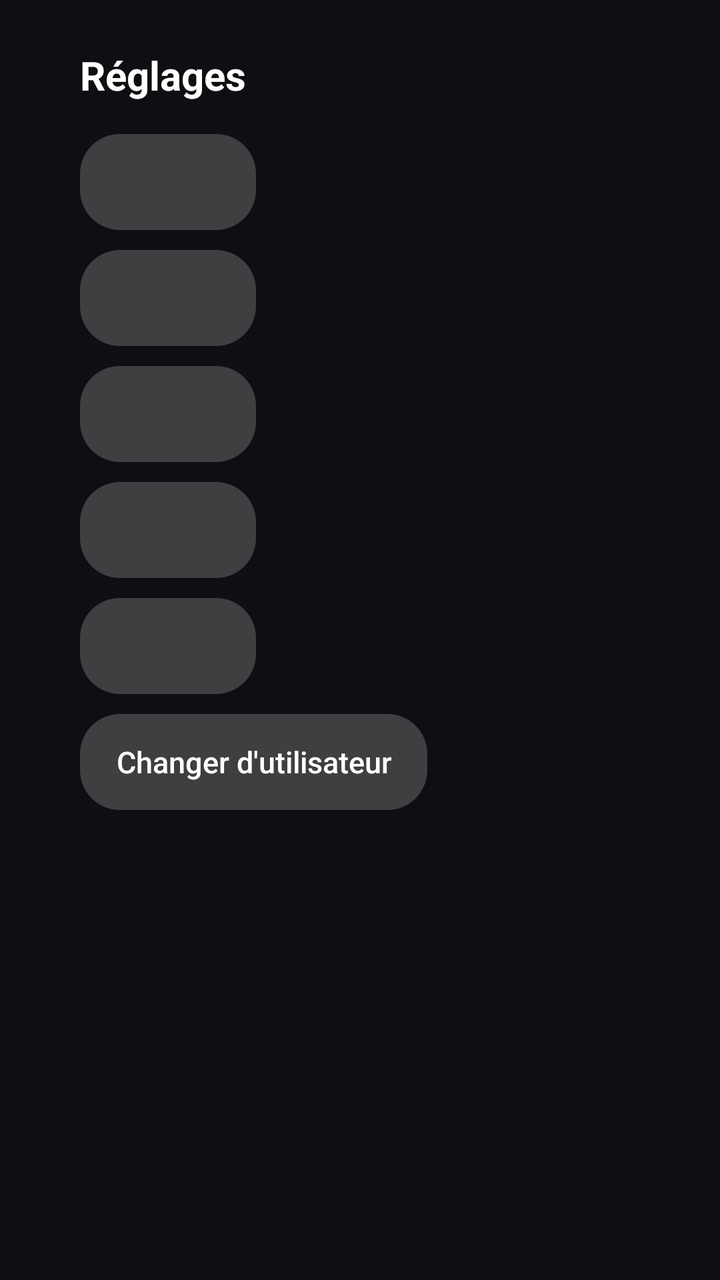
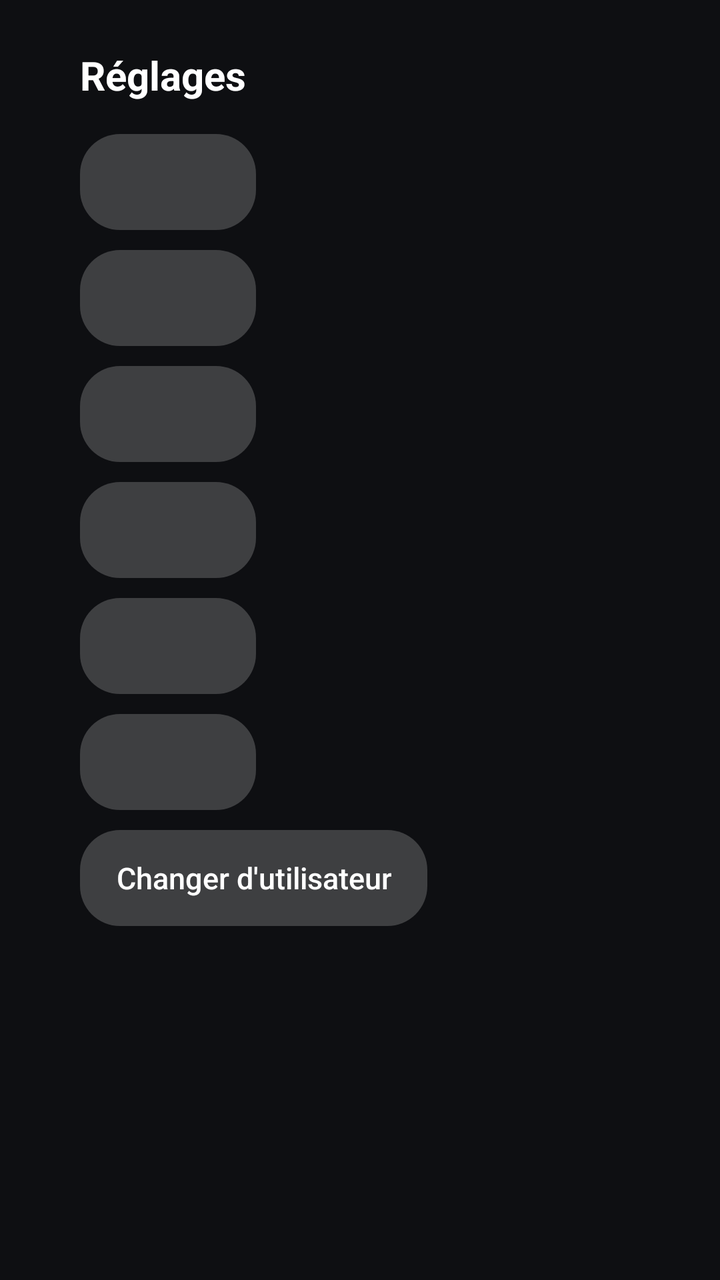

An Android layout rendered at two revisions. The XML below is the earlier revision; the diff shows what the commit changed to produce the second picture.
<!-- AndroidManifest.xml: application theme AppTheme -->
<!-- res/layout/activity_settings.xml -->
<?xml version="1.0" encoding="utf-8"?>
<LinearLayout xmlns:android="http://schemas.android.com/apk/res/android"
    android:layout_width="match_parent"
    android:layout_height="match_parent"
    android:orientation="vertical"
    android:paddingStart="40dp"
    android:paddingTop="24dp">

    <TextView style="@style/Title" android:layout_width="wrap_content" android:layout_height="wrap_content"
        android:layout_marginBottom="16dp" android:text="Réglages" />

    <Button android:id="@+id/server" style="@style/Btn" android:layout_marginBottom="10dp" />
    <Button android:id="@+id/burn" style="@style/Btn" android:layout_marginBottom="10dp" />
    <Button android:id="@+id/lang" style="@style/Btn" android:layout_marginBottom="10dp" />
    <Button android:id="@+id/seek" style="@style/Btn" android:layout_marginBottom="10dp" />
    <Button android:id="@+id/bitrate" style="@style/Btn" android:layout_marginBottom="10dp" />
    <Button android:id="@+id/logout" style="@style/Btn" android:layout_marginBottom="10dp" android:text="Changer d'utilisateur" />

</LinearLayout>
<!-- resources referenced by this layout -->
<resources>
  <style name="Btn">
          <item name="android:layout_width">wrap_content</item>
          <item name="android:layout_height">wrap_content</item>
          <item name="android:background">@drawable/btn_bg</item>
          <item name="android:textColor">@color/btn_text</item>
          <item name="android:textSize">15sp</item>
          <item name="android:paddingStart">18dp</item>
          <item name="android:paddingEnd">18dp</item>
          <item name="android:paddingTop">8dp</item>
          <item name="android:paddingBottom">8dp</item>
          <item name="android:layout_marginEnd">10dp</item>
          <item name="android:focusable">true</item>
          <item name="android:stateListAnimator">@null</item>
          <item name="android:textAllCaps">false</item>
          <item name="android:singleLine">true</item>
      </style>
  <style name="Title">
          <item name="android:textColor">@android:color/white</item>
          <item name="android:textSize">20sp</item>
          <item name="android:textStyle">bold</item>
      </style>
  <style name="AppTheme" parent="@android:style/Theme.DeviceDefault.NoActionBar">
          <item name="android:windowBackground">@color/bg</item>
          <item name="android:colorAccent">@color/accent</item>
          <item name="android:windowAnimationStyle">@null</item>
          <item name="android:windowContentTransitions">false</item>
      </style>
  <!-- drawable btn_bg (drawable) -->
  <?xml version="1.0" encoding="utf-8"?>
  <selector xmlns:android="http://schemas.android.com/apk/res/android">
      <item android:state_focused="true">
          <shape><solid android:color="@android:color/white" /><corners android:radius="20dp" /></shape>
      </item>
      <item android:state_activated="true">
          <shape><solid android:color="@color/accent" /><corners android:radius="20dp" /></shape>
      </item>
      <item>
          <shape><solid android:color="#33FFFFFF" /><corners android:radius="20dp" /></shape>
      </item>
  </selector>
  <color name="bg">#FF0E0F12</color>
  <color name="accent">#FF00A4DC</color>
</resources>

<!-- the commit's change to res/layout/activity_settings.xml (unified diff, before → after) -->
@@ -14,6 +14,7 @@
     <Button android:id="@+id/lang" style="@style/Btn" android:layout_marginBottom="10dp" />
     <Button android:id="@+id/seek" style="@style/Btn" android:layout_marginBottom="10dp" />
     <Button android:id="@+id/bitrate" style="@style/Btn" android:layout_marginBottom="10dp" />
+    <Button android:id="@+id/cache" style="@style/Btn" android:layout_marginBottom="10dp" />
     <Button android:id="@+id/logout" style="@style/Btn" android:layout_marginBottom="10dp" android:text="Changer d'utilisateur" />
 
 </LinearLayout>
